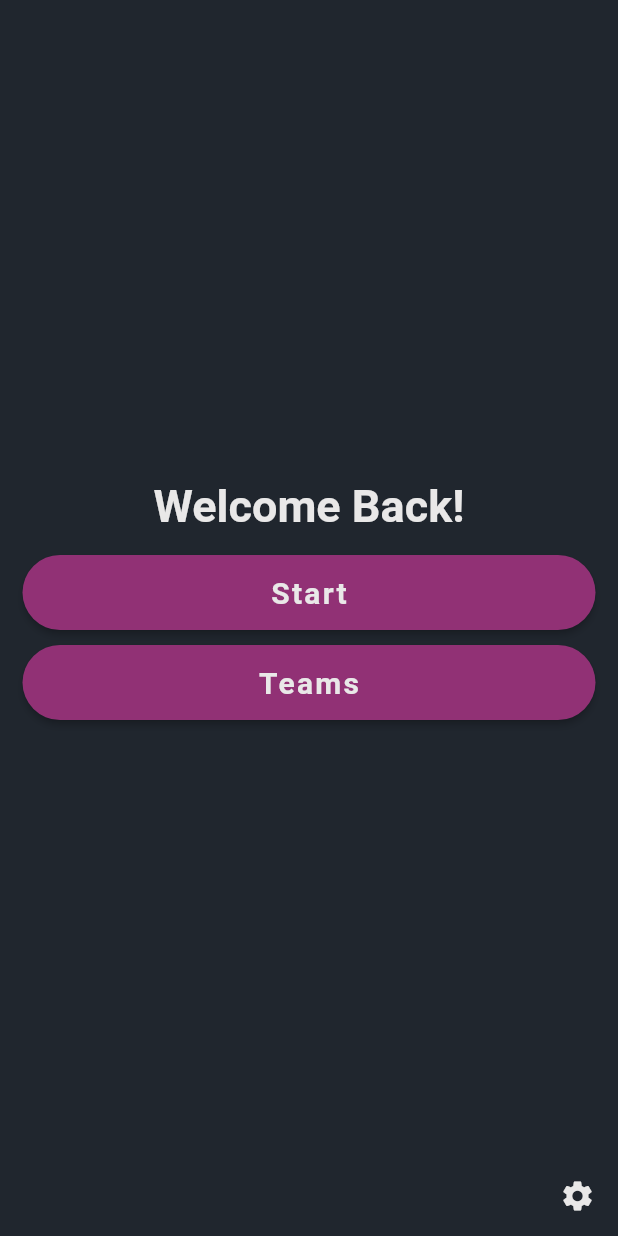
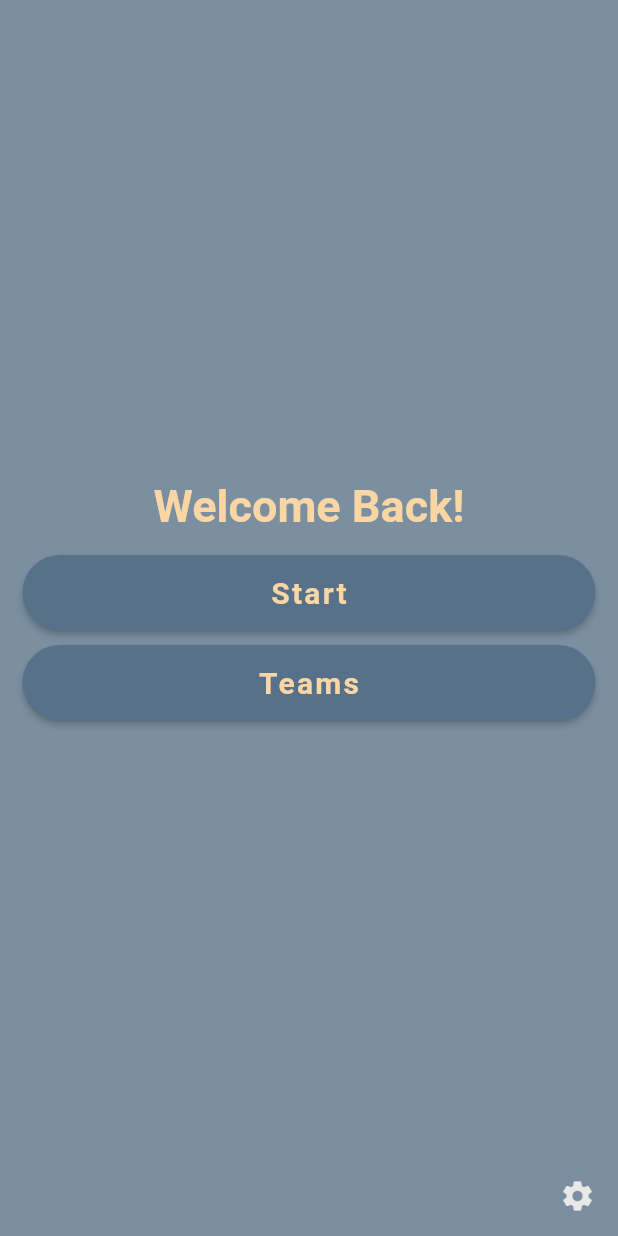
Before and after one commit to KidNeKit/Alias, a Flutter app: the screen it shows after launch, on a phone screen of 412 x 824 dp. Run offline on Flutter 3.47's test engine with Material 2 defaults, Android fonts, the phone set to English and light mode, and no system bars; our stand-ins replace rxdart, shared_preferences.

Commit message:
Changed app colors

```diff
--- a/lib/resources/theme.dart
+++ b/lib/resources/theme.dart
@@ -3,6 +3,9 @@ import 'package:flutter/material.dart';
 import 'colors.dart';
 
 ThemeData lightTheme = ThemeData(
+  backgroundColor: lightGrey,
+  primaryColor: deepGrey,
+  cardColor: sandColor,
   brightness: Brightness.light,
   textTheme: TextTheme(
     labelLarge: labelLarge,
@@ -15,25 +18,25 @@ ThemeData lightTheme = ThemeData(
 );
 
 TextStyle labelLarge = TextStyle(
-  color: lightColor,
+  color: goldColor,
   fontWeight: FontWeight.bold,
   fontSize: 40.0,
 );
 
 TextStyle labelMedium = TextStyle(
-  color: lightColor,
+  color: goldColor,
   fontWeight: FontWeight.bold,
   fontSize: 30.0,
 );
 
 TextStyle labelSmall = TextStyle(
-  color: lightColor,
+  color: goldColor,
   fontWeight: FontWeight.bold,
   fontSize: 20.0,
 );
 
 ButtonStyle buttonStyle = ElevatedButton.styleFrom(
-  backgroundColor: primaryColor,
+  backgroundColor: deepGrey,
   minimumSize: const Size.fromHeight(50.0),
   shape: RoundedRectangleBorder(
     borderRadius: BorderRadius.circular(50.0),
--- a/lib/views/global_components/body_wrapper.dart
+++ b/lib/views/global_components/body_wrapper.dart
@@ -1,6 +1,4 @@
 import 'package:flutter/material.dart';
-
-import '../../resources/colors.dart';
 
 class BodyWrapper extends StatelessWidget {
   final Widget _body;
@@ -18,7 +16,7 @@ class BodyWrapper extends StatelessWidget {
   @override
   Widget build(BuildContext context) {
     return Scaffold(
-      backgroundColor: darkColor,
+      backgroundColor: Theme.of(context).backgroundColor,
       body: SafeArea(
         child: Container(
           width: double.infinity,
```
Also changed, not shown: lib/resources/colors.dart (+6 -1 lines).
